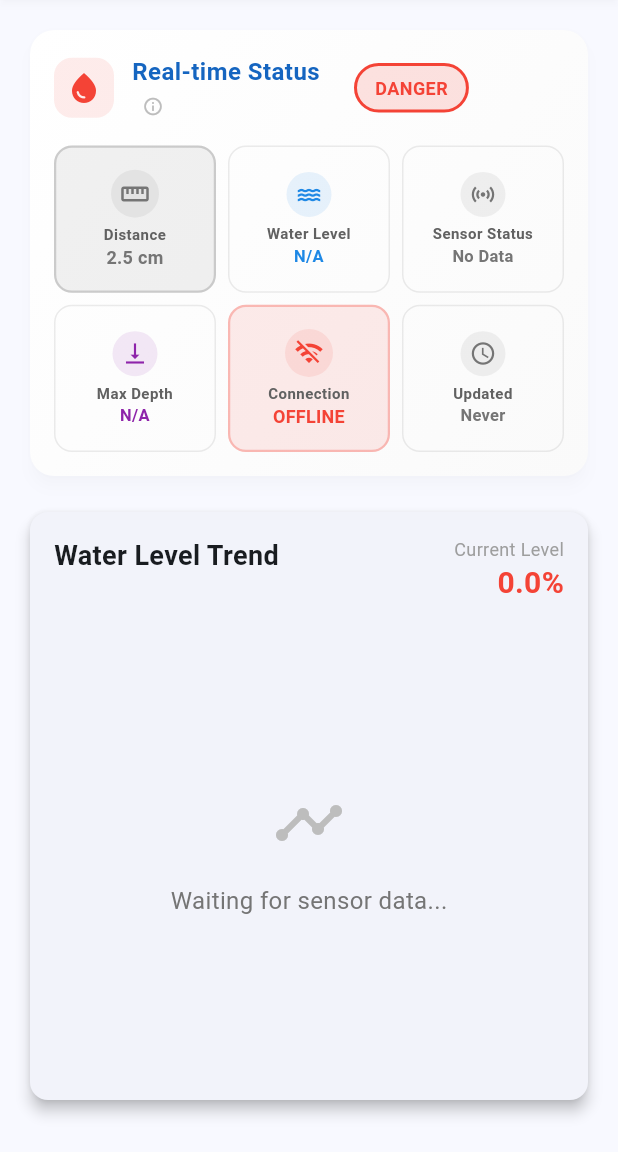
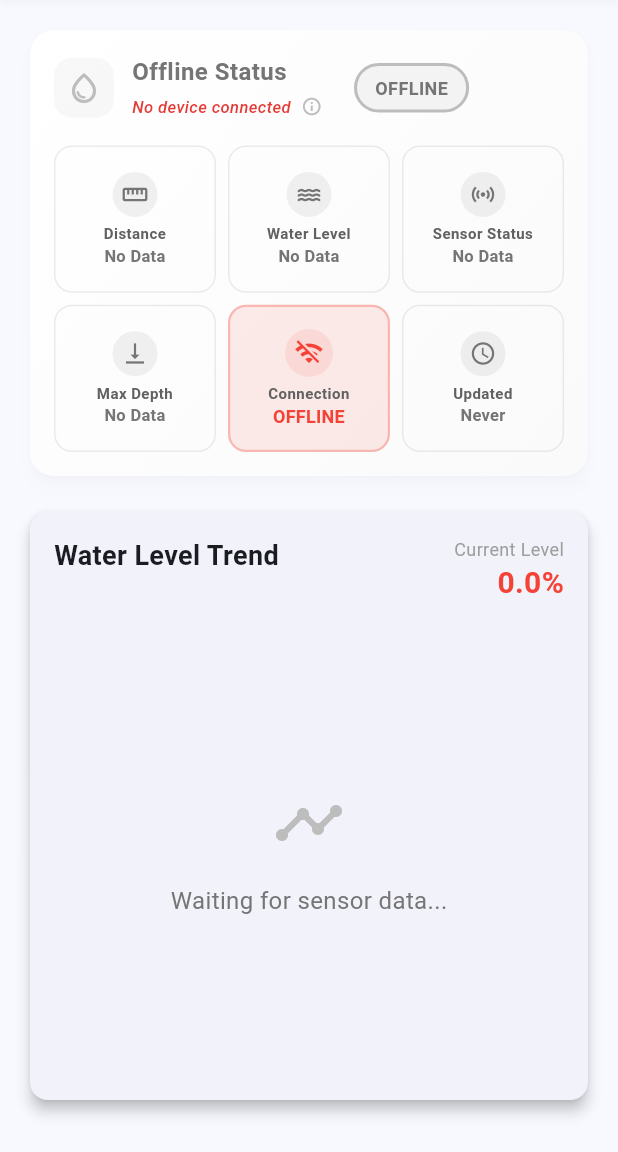
Before and after one commit to AlienWolfX/HydroAlert, a Flutter app: the screen it shows after launch, on a phone screen of 412 x 824 dp, the part 84-1236 px from its top. Run offline on Flutter 3.47's test engine with Material 3 defaults, Android fonts, the phone set to English and light mode, and no system bars; our stand-ins replace fl_chart, flutter_local_notifications, shared_preferences; missing offline and left inert: network_info_plus.

Commit message:
refactor: Clean up WaterLevelMonitor state variables and improve UI responsiveness

```diff
--- a/lib/main.dart
+++ b/lib/main.dart
@@ -39,7 +39,7 @@ class WaterLevelMonitor extends StatefulWidget {
 }
 
 class _WaterLevelMonitorState extends State<WaterLevelMonitor> {
-  double currentWaterLevel = 2.5; // Current water level in meters
+  double currentWaterLevel = 0;
   List<FlSpot> waterLevelData = [];
   bool isConnected = false;
   Timer? scanTimer;
@@ -54,29 +54,23 @@ class _WaterLevelMonitorState extends State<WaterLevelMonitor> {
   DeviceStatus? deviceStatus;
   DateTime? lastDeviceStatusUpdate;
 
-  // Multiple device detection
   List<String> availableDevices = [];
   String? selectedDeviceIp;
   bool showDeviceSelector = false;
 
-  // Alert tracking to prevent spam notifications
   DateTime? lastWarningAlert;
   DateTime? lastDangerAlert;
   static const Duration alertCooldown = Duration(minutes: 5);
 
-  // Connection retry tracking
   int connectionRetries = 0;
   static const int maxRetries = 3;
 
-  // Notification setup
   final FlutterLocalNotificationsPlugin flutterLocalNotificationsPlugin =
       FlutterLocalNotificationsPlugin();
 
-  double normalThreshold = 5.0; // Above this distance = normal (water is far)
-  double warningThreshold =
-      3.5; // Above this distance = warning (water getting closer)
-  double dangerThreshold =
-      2.0; // Below this distance = danger (water is very close)
+  double normalThreshold = 5.0;
+  double warningThreshold = 3.5;
+  double dangerThreshold = 2.0;
 
   @override
   void initState() {
@@ -94,7 +88,6 @@ class _WaterLevelMonitorState extends State<WaterLevelMonitor> {
     // _simulateRealTimeData(); // Disabled simulation
   }
 
-  // Load thresholds from SharedPreferences
   Future<void> _loadThresholds() async {
     final prefs = await SharedPreferences.getInstance();
     setState(() {
@@ -104,7 +97,6 @@ class _WaterLevelMonitorState extends State<WaterLevelMonitor> {
     });
   }
 
-  // Save thresholds to SharedPreferences
   Future<void> _saveThresholds() async {
     final prefs = await SharedPreferences.getInstance();
     await prefs.setDouble('normalThreshold', normalThreshold);
@@ -131,12 +123,10 @@ class _WaterLevelMonitorState extends State<WaterLevelMonitor> {
 
     await flutterLocalNotificationsPlugin.initialize(initializationSettings);
 
-    // Create notification channels with custom sounds
     await _createNotificationChannels();
   }
 
   Future<void> _createNotificationChannels() async {
-    // Create separate channels for each alert type with custom sounds
     final AndroidNotificationChannel warningChannel =
         AndroidNotificationChannel(
           'hydroalert_warning',
@@ -158,7 +148,6 @@ class _WaterLevelMonitorState extends State<WaterLevelMonitor> {
 
     final flutterLocalNotificationsPlugin = FlutterLocalNotificationsPlugin();
 
-    // Create the channels
     await flutterLocalNotificationsPlugin
         .resolvePlatformSpecificImplementation<
           AndroidFlutterLocalNotificationsPlugin
@@ -178,14 +167,13 @@ class _WaterLevelMonitorState extends State<WaterLevelMonitor> {
     bool isUrgent = false,
     String? soundFileName,
   }) async {
-    // Choose the appropriate channel based on urgency and sound
     String channelId;
     if (soundFileName == 'danger') {
       channelId = 'hydroalert_danger';
     } else if (soundFileName == 'warning') {
       channelId = 'hydroalert_warning';
     } else {
-      channelId = 'hydroalert_warning'; // fallback
+      channelId = 'hydroalert_warning';
     }
 
     AndroidNotificationDetails androidPlatformChannelSpecifics =
@@ -202,7 +190,6 @@ class _WaterLevelMonitorState extends State<WaterLevelMonitor> {
           color: isUrgent ? Colors.red : Colors.orange,
           playSound: true,
           enableVibration: true,
-          // Don't set sound here - it's already set in the channel
         );
 
     const DarwinNotificationDetails iOSPlatformChannelSpecifics =
@@ -210,7 +197,7 @@ class _WaterLevelMonitorState extends State<WaterLevelMonitor> {
           presentAlert: true,
           presentBadge: true,
           presentSound: true,
-          sound: 'default', // iOS will use default sound for now
+          sound: 'default',
         );
 
     NotificationDetails platformChannelSpecifics = NotificationDetails(
@@ -543,7 +530,7 @@ class _WaterLevelMonitorState extends State<WaterLevelMonitor> {
                       ),
                     ),
                   );
-                }).toList(),
+                }),
               ],
             ),
           ),
@@ -765,7 +752,6 @@ class _WaterLevelMonitorState extends State<WaterLevelMonitor> {
   Widget build(BuildContext context) {
     final status = _getWaterLevelStatus();
 
-    // Debug info in UI
     debugPrint('=== Build Method Debug ===');
     debugPrint('Current status in build: $status');
     debugPrint('Is connected: $isConnected');
@@ -784,7 +770,6 @@ class _WaterLevelMonitorState extends State<WaterLevelMonitor> {
           mainAxisSize: MainAxisSize.min,
           children: [
             Flexible(
-              // Use Flexible to prevent overflow
               child: Text(
                 'HydroAlert',
                 style: TextStyle(
@@ -796,7 +781,7 @@ class _WaterLevelMonitorState extends State<WaterLevelMonitor> {
                 overflow: TextOverflow.ellipsis,
               ),
             ),
-            const SizedBox(width: 8), // Reduced spacing
+            const SizedBox(width: 8),
             AnimatedContainer(
               duration: const Duration(milliseconds: 500),
               width: 12,
@@ -869,7 +854,6 @@ class _WaterLevelMonitorState extends State<WaterLevelMonitor> {
         padding: const EdgeInsets.all(16.0),
         child: Column(
           children: [
-            // Real-time Status Card with improved design
             Card(
               elevation: 4,
               shadowColor: Colors.black.withOpacity(0.1),
@@ -885,46 +869,82 @@ class _WaterLevelMonitorState extends State<WaterLevelMonitor> {
                     colors: [Colors.white, Colors.grey[50]!],
                   ),
                 ),
-                padding: const EdgeInsets.all(16), // Reduced from 20
+                padding: const EdgeInsets.all(16),
                 child: Column(
                   children: [
-                    // Header with status
                     Row(
                       children: [
                         AnimatedContainer(
                           duration: const Duration(milliseconds: 500),
                           padding: const EdgeInsets.all(8),
                           decoration: BoxDecoration(
-                            color: _getStatusColor(status).withOpacity(0.1),
+                            color:
+                                (isConnected
+                                        ? _getStatusColor(status)
+                                        : Colors.grey[400]!)
+                                    .withOpacity(0.1),
                             borderRadius: BorderRadius.circular(12),
                           ),
                           child: Icon(
-                            Icons.water_drop,
-                            color: _getStatusColor(status),
-                            size: 24, // Reduced from 28
+                            isConnected
+                                ? Icons.water_drop
+                                : Icons.water_drop_outlined,
+                            color: isConnected
+                                ? _getStatusColor(status)
+                                : Colors.grey[400]!,
+                            size: 24,
                           ),
                         ),
                         const SizedBox(width: 12),
                         Expanded(
                           child: Column(
                             crossAxisAlignment: CrossAxisAlignment.start,
-                            mainAxisSize: MainAxisSize.min, // Prevent overflow
+                            mainAxisSize: MainAxisSize.min,
                             children: [
                               Text(
-                                'Real-time Status',
+                                isConnected
+                                    ? 'Real-time Status'
+                                    : 'Offline Status',
                                 style: TextStyle(
-                                  fontSize: 16, // Reduced from 18
+                                  fontSize: 16,
                                   fontWeight: FontWeight.w700,
-                                  color: Colors.blue[800],
+                                  color: isConnected
+                                      ? Colors.blue[800]
+                                      : Colors.grey[600],
                                   letterSpacing: 0.3,
                                 ),
                                 overflow: TextOverflow.ellipsis,
                               ),
-                              const SizedBox(height: 2), // Reduced spacing
+                              const SizedBox(height: 2),
                               Row(
                                 children: [
-                                  const SizedBox(width: 4), // Reduced spacing
-                                  // Device info button
+                                  if (isConnected) ...[
+                                    Flexible(
+                                      child: Text(
+                                        'Last updated: ${_getLastUpdateTime()}',
+                                        style: TextStyle(
+                                          fontSize: 11, // Reduced font size
+                                          color: Colors.grey[600],
+                                          fontWeight: FontWeight.w500,
+                                        ),
+                                        overflow: TextOverflow.ellipsis,
+                                      ),
+                                    ),
+                                  ] else ...[
+                                    Flexible(
+                                      child: Text(
+                                        'No device connected',
+                                        style: TextStyle(
+                                          fontSize: 11,
+                                          color: Colors.red[600],
+                                          fontWeight: FontWeight.w500,
+                                          fontStyle: FontStyle.italic,
+                                        ),
+                                        overflow: TextOverflow.ellipsis,
+                                      ),
+                                    ),
+                                  ],
+                                  const SizedBox(width: 4),
                                   SizedBox(
                                     width: 20,
                                     height: 20,
@@ -945,7 +965,6 @@ class _WaterLevelMonitorState extends State<WaterLevelMonitor> {
                                       padding: EdgeInsets.zero,
                                     ),
                                   ),
-                                  // Device switcher button (show when multiple devices available)
                                   if (availableDevices.length > 1) ...[
                                     const SizedBox(width: 4),
                                     SizedBox(
@@ -970,9 +989,8 @@ class _WaterLevelMonitorState extends State<WaterLevelMonitor> {
                         ),
                         const SizedBox(
                           width: 8,
-                        ), // Add spacing before status badge
+                        ),
                         Flexible(
-                          // Use Flexible for status badge
                           child: AnimatedContainer(
                             duration: const Duration(milliseconds: 500),
                             padding: const EdgeInsets.symmetric(
@@ -980,10 +998,16 @@ class _WaterLevelMonitorState extends State<WaterLevelMonitor> {
                               vertical: 6,
                             ),
                             decoration: BoxDecoration(
-                              color: _getStatusColor(status).withOpacity(0.15),
+                              color:
+                                  (isConnected
+                                          ? _getStatusColor(status)
+                                          : Colors.grey[400]!)
+                                      .withOpacity(0.15),
                               borderRadius: BorderRadius.circular(20),
                               border: Border.all(
-                                color: _getStatusColor(status),
+                                color: isConnected
+                                    ? _getStatusColor(status)
+                                    : Colors.grey[400]!,
                                 width: 2,
                               ),
                             ),
@@ -992,17 +1016,21 @@ class _WaterLevelMonitorState extends State<WaterLevelMonitor> {
                               children: [
                                 Flexible(
                                   child: Text(
-                                    _getStatusText(status),
+                                    isConnected
+                                        ? _getStatusText(status)
+                                        : 'OFFLINE',
                                     style: TextStyle(
                                       fontSize: 12,
                                       fontWeight: FontWeight.bold,
-                                      color: _getStatusColor(status),
+                                      color: isConnected
+                                          ? _getStatusColor(status)
+                                          : Colors.grey[600]!,
                                       letterSpacing: 0.3,
                                     ),
                                     overflow: TextOverflow.ellipsis,
                                   ),
                                 ),
-                                if (latestReading != null) ...[
+                                if (latestReading != null && isConnected) ...[
                                   const SizedBox(width: 6),
                                   AnimatedContainer(
                                     duration: const Duration(milliseconds: 300),
@@ -1043,44 +1071,56 @@ class _WaterLevelMonitorState extends State<WaterLevelMonitor> {
                         _buildRealTimeItem(
                           'Distance',
                           () {
+                            if (!isConnected) {
+                              return 'No Data';
+                            }
                             String distanceValue = latestReading != null
                                 ? '${latestReading!.distance.toStringAsFixed(1)} cm'
                                 : '${currentWaterLevel.toStringAsFixed(1)} cm';
                             return distanceValue;
                           }(),
                           Icons.straighten,
-                          latestReading != null
+                          isConnected && latestReading != null
                               ? _getStatusColor(status)
                               : Colors.grey[600]!,
-                          isHighlighted: status == WaterLevelStatus.danger,
+                          isHighlighted:
+                              isConnected && status == WaterLevelStatus.danger,
                         ),
                         _buildRealTimeItem(
                           'Water Level',
                           () {
+                            if (!isConnected) {
+                              return 'No Data';
+                            }
                             String waterValue = latestReading != null
                                 ? '${latestReading!.waterLevel}%'
                                 : 'N/A';
                             return waterValue;
                           }(),
                           Icons.water,
-                          Colors.blue[600]!,
+                          isConnected ? Colors.blue[600]! : Colors.grey[600]!,
                           isHighlighted:
+                              isConnected &&
                               latestReading != null &&
                               latestReading!.waterLevel > 70,
                         ),
                         _buildRealTimeItem(
                           'Sensor Status',
                           () {
+                            if (!isConnected) {
+                              return 'No Data';
+                            }
                             String statusValue = latestReading != null
                                 ? latestReading!.status.toUpperCase()
                                 : 'No Data';
                             return statusValue;
                           }(),
                           Icons.sensors,
-                          latestReading != null
+                          isConnected && latestReading != null
                               ? _getSensorStatusColor(latestReading!.status)
                               : Colors.grey[600]!,
                           isHighlighted:
+                              isConnected &&
                               latestReading != null &&
                               [
                                 'HIGH',
@@ -1089,11 +1129,16 @@ class _WaterLevelMonitorState extends State<WaterLevelMonitor> {
                         ),
                         _buildRealTimeItem(
                           'Max Depth',
-                          latestReading != null
-                              ? '${latestReading!.maxDepth.toStringAsFixed(1)} cm'
-                              : 'N/A',
+                          () {
+                            if (!isConnected) {
+                              return 'No Data';
+                            }
+                            return latestReading != null
+                                ? '${latestReading!.maxDepth.toStringAsFixed(1)} cm'
+                                : 'N/A';
+                          }(),
                           Icons.vertical_align_bottom,
-                          Colors.purple[600]!,
+                          isConnected ? Colors.purple[600]! : Colors.grey[600]!,
                         ),
                         _buildRealTimeItem(
                           'Connection',
@@ -1414,10 +1459,10 @@ class _WaterLevelMonitorState extends State<WaterLevelMonitor> {
 
       if (sensorStatus == 'MEDIUM') {
         alertMessage =
-            'MEDIUM water level detected - Distance: ${formattedDistance} cm';
+            'MEDIUM water level detected - Distance: $formattedDistance cm';
       } else if (sensorStatus == 'HIGH') {
         dangerMessage =
-            'HIGH water level CRITICAL - Distance: ${formattedDistance} cm';
+            'HIGH water level CRITICAL - Distance: $formattedDistance cm';
       }
     }
 
```
